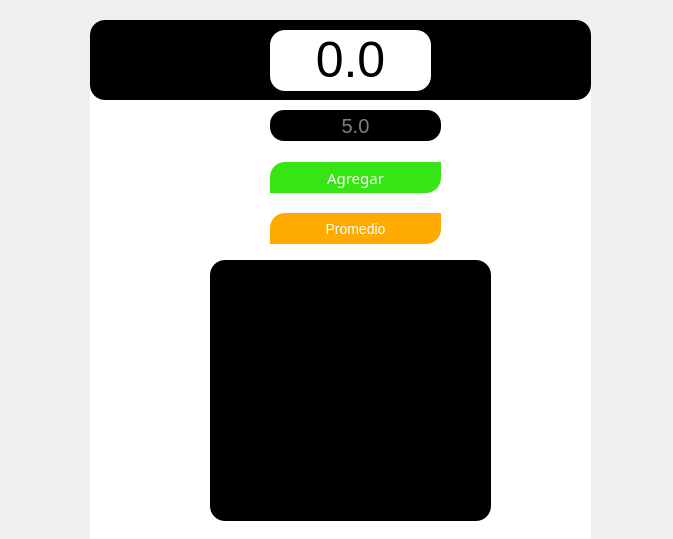
First picture: the form in notes_aplicacion/notes_2.ui, repository MiguelWow31/Notes, before the edit.
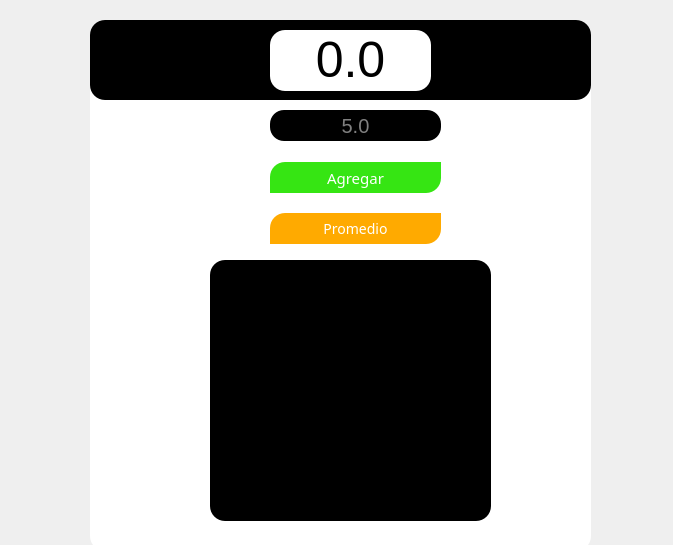
Second picture: the form after the edit. Icons and pictures are not drawn.

The edit to the form file:
```diff
--- a/notes_aplicacion/notes_2.ui
+++ b/notes_aplicacion/notes_2.ui
@@ -7,7 +7,7 @@
     <x>0</x>
     <y>0</y>
     <width>673</width>
-    <height>539</height>
+    <height>545</height>
    </rect>
   </property>
   <property name="windowTitle">
@@ -269,6 +269,7 @@
     </property>
     <property name="font">
      <font>
+      <family>Aharoni</family>
       <pointsize>-1</pointsize>
      </font>
     </property>
```
